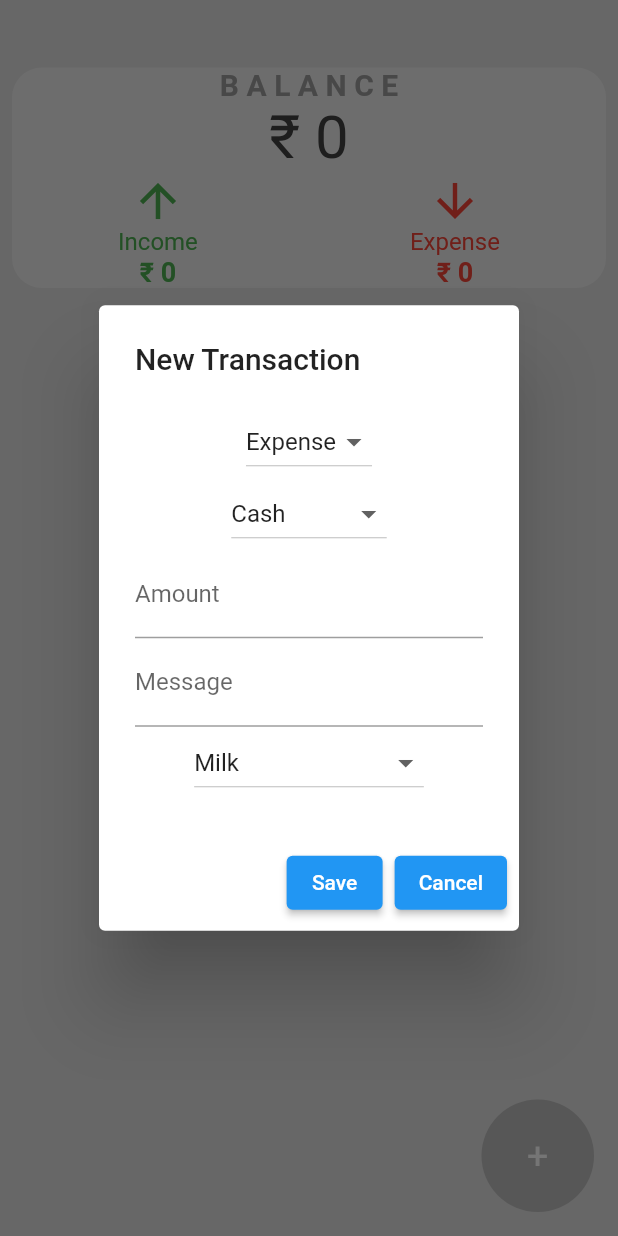
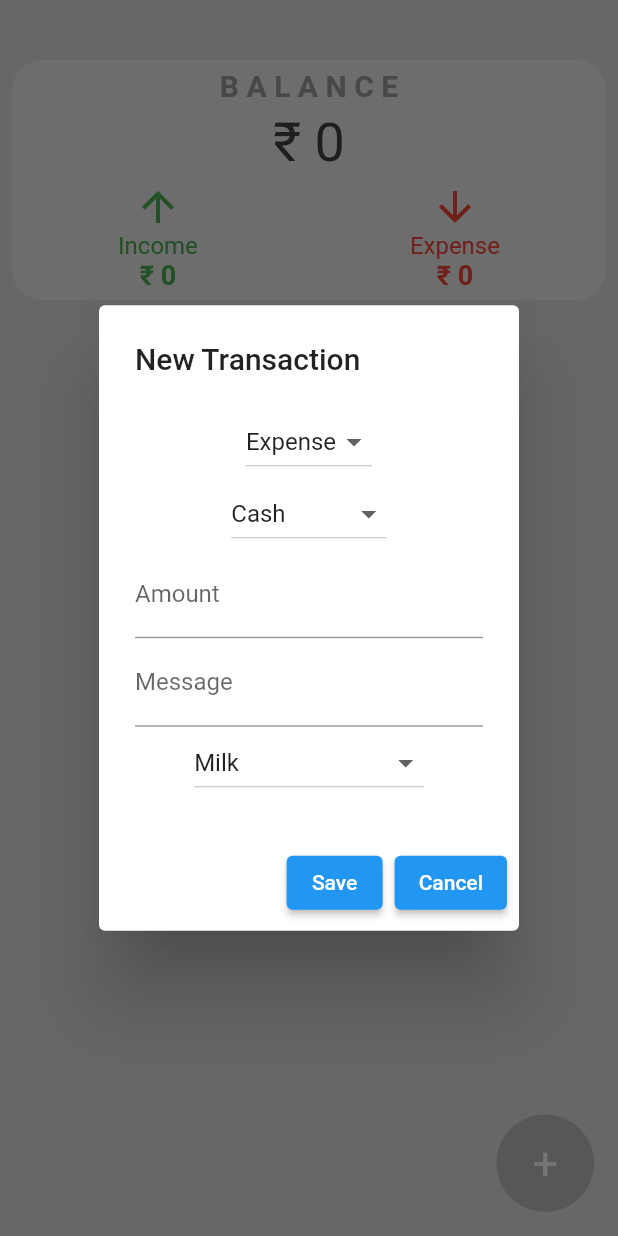
Before and after one commit to Kush-munot/Expense-Tracker-Flutter, a Flutter app: the screen it shows after launch, after a tap on an icon or button, on a phone screen of 412 x 824 dp. Run offline on Flutter 3.47's test engine with Material 2 defaults, Android fonts, the phone set to English and light mode, and no system bars; our stand-ins replace flutter_dotenv; network calls fail.

Commit message:
✅ All Edits Done !!⚡

```diff
--- a/expense_tracker/lib/new_ui.dart
+++ b/expense_tracker/lib/new_ui.dart
@@ -214,6 +214,7 @@ class _HomePageState extends State<HomePage> {
             expenseOrIncome: item['Expense/Income'],
             category: item['Category'],
             message: item['Message'],
+            modeOfPayment: item['ModeOfPayment'],
           );
         }).toList();
 
@@ -291,6 +292,8 @@ class _HomePageState extends State<HomePage> {
                       transactions[transactionIndex - 1].expenseOrIncome,
                   category: transactions[transactionIndex - 1].category,
                   message: transactions[transactionIndex - 1].message,
+                  modeOfPayment:
+                      transactions[transactionIndex - 1].modeOfPayment,
                 );
               },
               childCount: transactions.length,
--- a/expense_tracker/lib/plus_button.dart
+++ b/expense_tracker/lib/plus_button.dart
@@ -12,14 +12,14 @@ class PlusButton extends StatelessWidget {
     return GestureDetector(
       onTap: function,
       child: Container(
-        height: 75,
-        width: 75,
+        height: 65,
+        width: 65,
         decoration:
             BoxDecoration(color: Colors.grey[400], shape: BoxShape.circle),
         child: const Center(
           child: Text(
             '+',
-            style: TextStyle(color: Colors.white, fontSize: 25),
+            style: TextStyle(color: Colors.white, fontSize: 30),
           ),
         ),
       ),
--- a/expense_tracker/lib/top_card.dart
+++ b/expense_tracker/lib/top_card.dart
@@ -14,16 +14,14 @@ class TopCard extends StatelessWidget {
   @override
   Widget build(BuildContext context) {
     return Container(
+      padding: EdgeInsets.fromLTRB(8, 40.0, 8, 0),
       color: Colors.grey[300],
-      child: Padding(
-        padding: const EdgeInsets.fromLTRB(8.0, 45.0, 8.0, 8.0),
       child: Container(
+        height: 300,
         decoration: BoxDecoration(
-            borderRadius: BorderRadius.circular(
-                20), // Adjust the radius to control corner roundness
+          borderRadius: BorderRadius.circular(20),
           color: Colors.grey[200],
         ),
-          height: 210,
         child: Column(
           mainAxisAlignment: MainAxisAlignment.spaceEvenly,
           children: [
@@ -33,15 +31,14 @@ class TopCard extends StatelessWidget {
                     fontSize: 20,
                     fontWeight: FontWeight.w700)),
             Text(balance,
-                  style: TextStyle(color: Colors.grey[800], fontSize: 40)),
+                style: TextStyle(color: Colors.grey[800], fontSize: 36)),
             Row(
               mainAxisAlignment: MainAxisAlignment.spaceAround,
               children: [
                 Column(
                   children: [
                     const Icon(Icons.arrow_upward,
-                          color: Colors.green,
-                          size: 36), // Adjust the size here
+                        color: Colors.green, size: 32), // Adjust the size here
                     const Text('Income',
                         style: TextStyle(color: Colors.green, fontSize: 16)),
                     Text(income,
@@ -54,7 +51,7 @@ class TopCard extends StatelessWidget {
                 Column(
                   children: [
                     const Icon(Icons.arrow_downward,
-                          color: Colors.red, size: 36), // Adjust the size here
+                        color: Colors.red, size: 32), // Adjust the size here
                     const Text('Expense',
                         style: TextStyle(color: Colors.red, fontSize: 16)),
                     Text(expense,
@@ -69,7 +66,6 @@ class TopCard extends StatelessWidget {
           ],
         ),
       ),
-      ),
     );
   }
 }
```
Also changed, not shown: expense_tracker/lib/transaction.dart (+47 -9 lines). Lines whose indentation alone changed are shown as unchanged.
